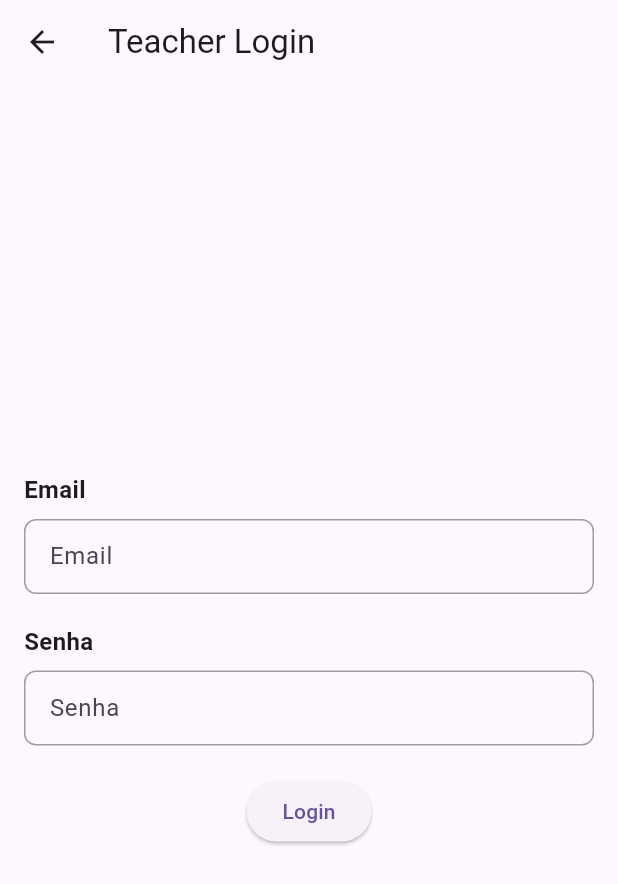
After one commit to earibeiro/project_albus, a Flutter app: the screen it shows after launch, after a tap on "Eu sou PROFESSOR", on a phone screen of 412 x 824 dp. The commit adds this screen. Shown: the top 884 px of the screen. Run offline on Flutter 3.47's test engine with Material 3 defaults, Android fonts, the phone set to English and light mode, and no system bars; our stand-ins replace sqflite, supabase_flutter; accounts and stored records are empty.

Commit message:
SABADO LETIVO! Alteracoes do stateless e statefull, atualizacao da lista automaticamente do student e teacher. Alteracao nas rotas, tela inicial passa a apresentar botoes que direcionam para diferentes rotas. Criacao de tela de login para student e teacher.

```diff
--- a/lib/app/application/my_app.dart
+++ b/lib/app/application/my_app.dart
@@ -12,6 +12,8 @@ import 'package:albus/app/widget/course.dart';
 import 'package:albus/app/widget/courseoptions.dart';
 import 'package:albus/app/widget/formcourse.dart';
 import 'package:albus/app/widget/descriptioncourse.dart';
+import 'package:albus/app/widget/teacherloginscreen.dart';
+import 'package:albus/app/widget/studentloginscreen.dart';
 import 'package:albus/dominio/dto/dto_course.dart';
 import 'package:albus/dominio/dto/dto_teacher.dart';
 
@@ -30,13 +32,15 @@ class MyApp extends StatelessWidget {
         Routes.students: (context) => Students(),
         Routes.formStudents: (context) => FormStudents(),
         Routes.teachers: (context) => Teachers(),
-        Routes.formTeachers: (context) => classFormTeachers(),
+        Routes.formTeachers: (context) => FormTeachers(),
         Routes.teachersOptions: (context) => TeachersOptions(),
         Routes.course: (context) => CoursePage(),
         Routes.courseOptions: (context) => CourseOptions(),
         Routes.formCourse: (context) => FormCourse(),
         Routes.descriptionCourse: (context) => DescriptionCourse(course: ModalRoute.of(context)!.settings.arguments as DTOCourse),
-        //Routes.descriptionTeacher: (context) => DescriptionTeacher(teacher: ModalRoute.of(context)!.settings.arguments as DTOTeacher),
+        Routes.descriptionTeacher: (context) => DescriptionTeacher(DTOTeacher: ModalRoute.of(context)!.settings.arguments as DTOTeacher),
+        Routes.teacherLogin: (context) => TeacherLoginScreen(),
+        Routes.studentLogin: (context) => StudentLoginScreen(),
       },
     );
   }
--- a/lib/app/widget/selectionscreen.dart
+++ b/lib/app/widget/selectionscreen.dart
@@ -7,7 +7,10 @@ class SelectionScreen extends StatelessWidget {
   Widget createButton(BuildContext context, String route, String label) {
     return ElevatedButton(
       onPressed: () => Navigator.pushNamed(context, route),
-      child: Text(label),
+      child: Text(label, style: TextStyle(fontSize: 20)),
+      style: ElevatedButton.styleFrom(
+        padding: EdgeInsets.symmetric(horizontal: 50, vertical: 20),
+      ),
     );
   }
 
@@ -15,13 +18,17 @@ class SelectionScreen extends StatelessWidget {
   Widget build(BuildContext context) {
     return Scaffold(
       appBar: AppBar(
-        title: Text('Selection'),
+        title: Text('Bem-vindo!'),
       ),
-      body: ListView(
-        children: [
-          createButton(context, Routes.studentsOptions, 'Students Options'),
-          createButton(context, Routes.teachersOptions, 'Teachers Options'),
-        ],
+      body: Center(
+        child: Column(
+          mainAxisAlignment: MainAxisAlignment.center,
+          children: [
+            createButton(context, Routes.teacherLogin, 'Eu sou PROFESSOR'),
+            SizedBox(height: 20),
+            createButton(context, Routes.studentLogin, 'Eu sou ALUNO'),
+          ],
+        ),
       ),
     );
   }
--- a/lib/app/widget/students.dart
+++ b/lib/app/widget/students.dart
@@ -1,7 +1,6 @@
 import 'package:albus/app/application/a_student.dart';
 import 'package:albus/dominio/dto/dto_student.dart';
 import 'package:flutter/material.dart';
-import 'formstudents.dart';
 import 'descriptionstudent.dart';
 import 'package:albus/routes.dart';
 
--- /dev/null
+++ b/lib/app/widget/teacherloginscreen.dart
@@ -0,0 +1,118 @@
+import 'package:flutter/material.dart';
+import 'package:albus/app/application/a_teacher.dart';
+import 'package:albus/dominio/dto/dto_teacher.dart';
+import 'package:albus/routes.dart';
+
+class TeacherLoginScreen extends StatefulWidget {
+  @override
+  _TeacherLoginScreenState createState() => _TeacherLoginScreenState();
+}
+
+class _TeacherLoginScreenState extends State<TeacherLoginScreen> {
+  final _emailController = TextEditingController();
+  final _passwordController = TextEditingController();
+  final _formKey = GlobalKey<FormState>();
+
+  void _login() async {
+    if (_formKey.currentState!.validate()) {
+      String email = _emailController.text;
+      String password = _passwordController.text;
+
+      ATeacher aTeacher = ATeacher();
+      DTOTeacher? teacher = await aTeacher.login(email, password);
+
+      if (teacher != null) {
+        Navigator.pushReplacementNamed(context, Routes.teachersOptions);
+      } else {
+        ScaffoldMessenger.of(context).showSnackBar(
+          SnackBar(content: Text('Login falhou. Verifique suas credenciais.')),
+        );
+      }
+    }
+  }
+
+  @override
+  Widget build(BuildContext context) {
+    return Scaffold(
+      appBar: AppBar(
+        title: Text('Teacher Login'),
+      ),
+      body: Center(
+        child: Padding(
+          padding: const EdgeInsets.all(16.0),
+          child: Form(
+            key: _formKey,
+            child: Column(
+              mainAxisAlignment: MainAxisAlignment.center,
+              children: <Widget>[
+                Align(
+                  alignment: Alignment.centerLeft,
+                  child: Text(
+                    'Email',
+                    style: TextStyle(fontSize: 16, fontWeight: FontWeight.bold),
+                  ),
+                ),
+                SizedBox(height: 8),
+                Container(
+                  padding: EdgeInsets.symmetric(horizontal: 16.0),
+                  decoration: BoxDecoration(
+                    borderRadius: BorderRadius.circular(8.0),
+                    border: Border.all(color: Colors.grey),
+                  ),
+                  child: TextFormField(
+                    controller: _emailController,
+                    decoration: InputDecoration(
+                      hintText: 'Email',
+                      border: InputBorder.none,
+                    ),
+                    validator: (value) {
+                      if (value == null || value.isEmpty) {
+                        return 'Por favor, insira o email';
+                      }
+                      return null;
+                    },
+                  ),
+                ),
+                SizedBox(height: 20),
+                Align(
+                  alignment: Alignment.centerLeft,
+                  child: Text(
+                    'Senha',
+                    style: TextStyle(fontSize: 16, fontWeight: FontWeight.bold),
+                  ),
+                ),
+                SizedBox(height: 8),
+                Container(
+                  padding: EdgeInsets.symmetric(horizontal: 16.0),
+                  decoration: BoxDecoration(
+                    borderRadius: BorderRadius.circular(8.0),
+                    border: Border.all(color: Colors.grey),
+                  ),
+                  child: TextFormField(
+                    controller: _passwordController,
+                    decoration: InputDecoration(
+                      hintText: 'Senha',
+                      border: InputBorder.none,
+                    ),
+                    obscureText: true,
+                    validator: (value) {
+                      if (value == null || value.isEmpty) {
+                        return 'Por favor, insira a senha';
+                      }
+                      return null;
+                    },
+                  ),
+                ),
+                SizedBox(height: 20),
+                ElevatedButton(
+                  onPressed: _login,
+                  child: Text('Login'),
+                ),
+              ],
+            ),
+          ),
+        ),
+      ),
+    );
+  }
+}
--- a/lib/dominio/dto/dto_teacher.dart
+++ b/lib/dominio/dto/dto_teacher.dart
@@ -10,10 +10,31 @@ class DTOTeacher {
   DTOTeacher({
     this.id,
     required this.name,
-    this.description,
     required this.email,
-    this.phone,
+    required this.phone,
     required this.cpf,
     required this.password,
   });
+
+  Map<String, dynamic> toMap() {
+    return {
+      'id': id,
+      'name': name,
+      'email': email,
+      'phone': phone,
+      'cpf': cpf,
+      'password': password,
+    };
+  }
+
+  static DTOTeacher fromMap(Map<String, dynamic> map) {
+    return DTOTeacher(
+      id: map['id'],
+      name: map['name'],
+      email: map['email'],
+      phone: map['phone'],
+      cpf: map['cpf'],
+      password: map['password'],
+    );
+  }
 }
--- a/lib/routes.dart
+++ b/lib/routes.dart
@@ -10,6 +10,8 @@ import 'package:albus/app/widget/formstudents.dart';
 import 'package:albus/app/widget/teachers.dart';
 import 'package:albus/app/widget/formteachers.dart';
 import 'package:albus/app/widget/descriptionteacher.dart';
+import 'package:albus/app/widget/teacherloginscreen.dart';
+import 'package:albus/app/widget/studentloginscreen.dart';
 
 class Routes {
   static const String home = '/';
@@ -24,4 +26,6 @@ class Routes {
   static const String course = '/course';
   static const String formCourse = '/formCourse';
   static const String descriptionCourse = '/descriptionCourse';
+  static const String teacherLogin = '/teacherLogin';
+  static const String studentLogin = '/studentLogin';
 }
```
Also changed, not shown: lib/app/application/a_student.dart (+19 -18 lines), lib/app/application/a_teacher.dart (+19 -17 lines), lib/app/database/sqlite/dao_student.dart (+30 -34 lines), lib/app/database/sqlite/dao_teacher.dart (+15 -27 lines), lib/app/widget/descriptionteacher.dart (+8 -15 lines), lib/app/widget/formteachers.dart (+51 -41 lines), lib/app/widget/studentloginscreen.dart (added, +118 -0 lines), lib/app/widget/teachers.dart (+17 -19 lines), lib/dominio/dto/dto_student.dart (+29 -9 lines), lib/dominio/teacher.dart (+43 -19 lines), 1 other file.
